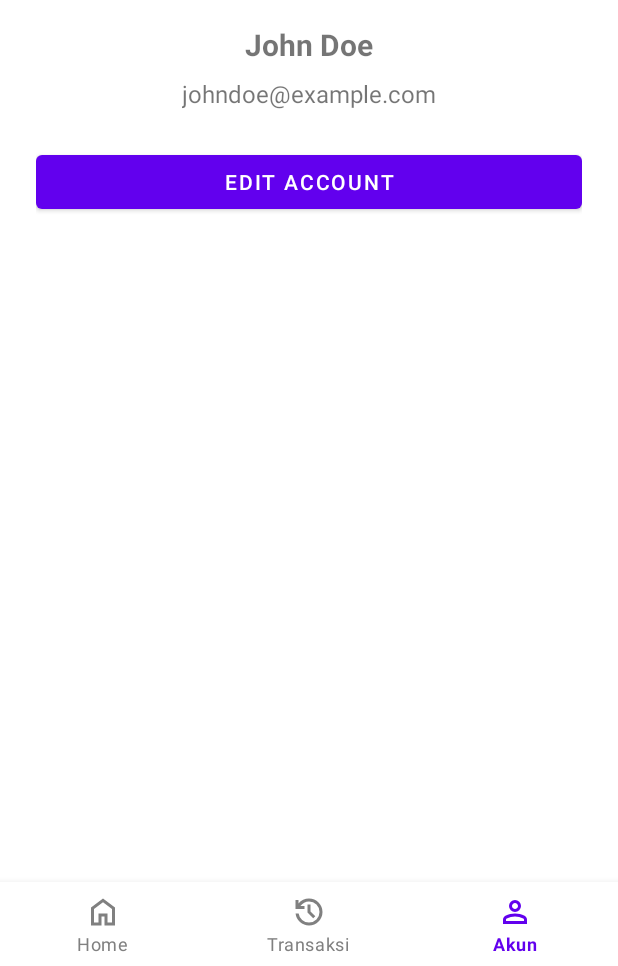
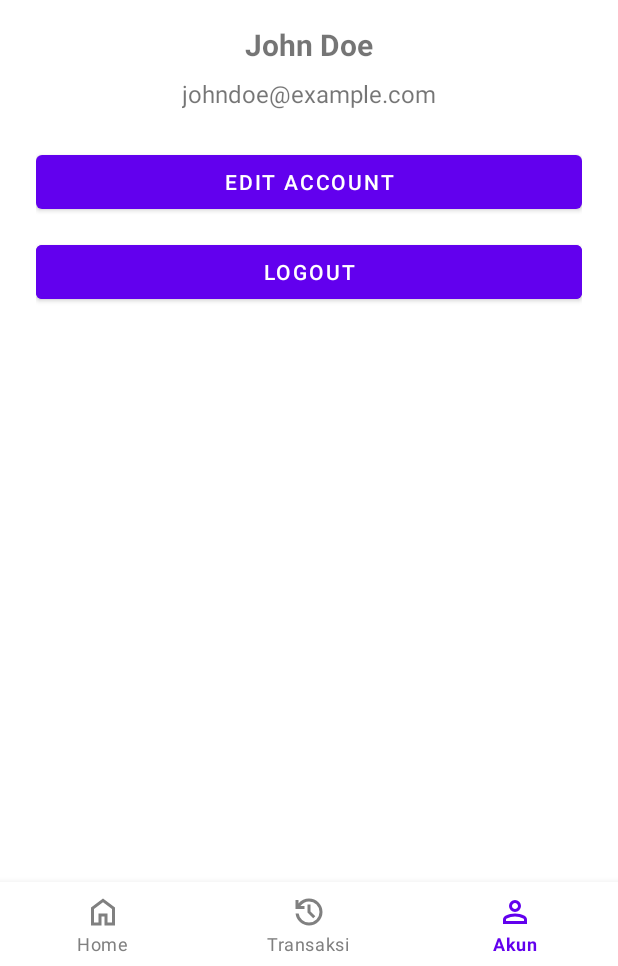
Before and after one commit to ryanradithya/miniprojectv2, an Android app: the AccountFragment screen opened through its navigation route, on a phone screen of 412 x 824 dp, the part 270-1236 px from its top. Run offline under Robolectric (Android 15) with nearby library versions, the phone set to English and light mode, and no system bars; our stand-ins replace navigation-ui.

Commit message:
Checkpoint 7: Add hardcoded login activity (user)

```diff
--- a/app/src/main/java/com/example/miniprojectv2/AccountFragment.kt
+++ b/app/src/main/java/com/example/miniprojectv2/AccountFragment.kt
@@ -1,15 +1,13 @@
 package com.example.miniprojectv2
 
+import android.content.Intent
 import android.os.Bundle
 import android.view.LayoutInflater
 import android.view.View
 import android.view.ViewGroup
-import android.widget.Button
-import android.widget.TextView
-import android.widget.Toast
+import android.widget.*
 import androidx.appcompat.app.AlertDialog
 import androidx.fragment.app.Fragment
-import android.widget.EditText
 
 class AccountFragment : Fragment() {
 
@@ -21,25 +19,23 @@ class AccountFragment : Fragment() {
 
         val tvUsername: TextView = v.findViewById(R.id.tv_username)
         val tvEmail: TextView = v.findViewById(R.id.tv_email)
-//        val btnLogout: Button = v.findViewById(R.id.btn_logout)
+        val btnLogout: Button = v.findViewById(R.id.btn_logout)
         val btnEdit: Button = v.findViewById(R.id.btn_edit)
-        val navView = requireActivity().findViewById<com.google.android.material.navigation.NavigationView>(R.id.nav_view)
-        val headerView = navView.getHeaderView(0) // 0 = index header
+
+        // Ambil header drawer (kalau ada)
+        val navView =
+            requireActivity().findViewById<com.google.android.material.navigation.NavigationView>(
+                R.id.nav_view
+            )
+        val headerView = navView.getHeaderView(0)
         val headerTitle = headerView.findViewById<TextView>(R.id.header_title)
         val headerSubtitle = headerView.findViewById<TextView>(R.id.header_subtitle)
 
-
-
-        // Data dummy akun
+        // Data dummy akun awal
         tvUsername.text = "John Doe"
         tvEmail.text = "johndoe@example.com"
 
-        // Aksi tombol logout
-//        btnLogout.setOnClickListener {
-//            Toast.makeText(requireContext(), "Logout berhasil!", Toast.LENGTH_SHORT).show()
-//        }
-
-        // Aksi tombol edit
+        // Tombol Edit
         btnEdit.setOnClickListener {
             val dialogView = LayoutInflater.from(requireContext())
                 .inflate(R.layout.dialog_edit_account, null)
@@ -47,7 +43,6 @@ class AccountFragment : Fragment() {
             val etName = dialogView.findViewById<EditText>(R.id.et_edit_name)
             val etEmail = dialogView.findViewById<EditText>(R.id.et_edit_email)
 
-            // Isi dengan data sekarang
             etName.setText(tvUsername.text)
             etEmail.setText(tvEmail.text)
 
@@ -61,13 +56,38 @@ class AccountFragment : Fragment() {
                     if (newName.isNotBlank() && newEmail.isNotBlank()) {
                         tvUsername.text = newName
                         tvEmail.text = newEmail
-                        val headerTitle = requireActivity().findViewById<TextView>(R.id.header_title)
                         headerTitle.text = newName
                         headerSubtitle.text = newEmail
-                        Toast.makeText(requireContext(), "Akun berhasil diperbarui", Toast.LENGTH_SHORT).show()
+                        Toast.makeText(
+                            requireContext(),
+                            "Akun berhasil diperbarui",
+                            Toast.LENGTH_SHORT
+                        ).show()
                     } else {
-                        Toast.makeText(requireContext(), "Nama & Email tidak boleh kosong", Toast.LENGTH_SHORT).show()
+                        Toast.makeText(
+                            requireContext(),
+                            "Nama & Email tidak boleh kosong",
+                            Toast.LENGTH_SHORT
+                        ).show()
                     }
+                }
+                .setNegativeButton("Batal", null)
+                .show()
+        }
+
+        // Tombol Logout
+        btnLogout.setOnClickListener {
+            AlertDialog.Builder(requireContext())
+                .setTitle("Konfirmasi Logout")
+                .setMessage("Apakah Anda yakin ingin logout?")
+                .setPositiveButton("Ya") { _, _ ->
+                    Toast.makeText(requireContext(), "Logout berhasil!", Toast.LENGTH_SHORT).show()
+
+                    // Arahkan ke LoginActivity
+                    val intent = Intent(requireContext(), LoginActivity::class.java)
+                    intent.flags =
+                        Intent.FLAG_ACTIVITY_NEW_TASK or Intent.FLAG_ACTIVITY_CLEAR_TASK
+                    startActivity(intent)
                 }
                 .setNegativeButton("Batal", null)
                 .show()
--- a/app/src/main/res/layout/fragment_account.xml
+++ b/app/src/main/res/layout/fragment_account.xml
@@ -6,7 +6,6 @@
     android:layout_height="match_parent"
     android:padding="24dp">
 
-    <!-- Foto profil -->
     <ImageView
         android:id="@+id/profile_image"
         android:layout_width="100dp"
@@ -15,7 +14,6 @@
         android:contentDescription="Profile Picture"
         android:layout_marginBottom="16dp" />
 
-    <!-- Nama pengguna -->
     <TextView
         android:id="@+id/tv_username"
         android:layout_width="wrap_content"
@@ -25,7 +23,6 @@
         android:textStyle="bold"
         android:layout_marginBottom="8dp"/>
 
-    <!-- Email pengguna -->
     <TextView
         android:id="@+id/tv_email"
         android:layout_width="wrap_content"
@@ -34,7 +31,6 @@
         android:textSize="16sp"
         android:layout_marginBottom="24dp"/>
 
-    <!-- Tombol edit -->
     <Button
         android:id="@+id/btn_edit"
         android:layout_width="match_parent"
@@ -42,10 +38,12 @@
         android:text="Edit Account"
         android:layout_marginBottom="12dp"/>
 
-    <!-- Tombol logout -->
-<!--    <Button-->
-<!--        android:id="@+id/btn_logout"-->
-<!--        android:layout_width="match_parent"-->
-<!--        android:layout_height="wrap_content"-->
-<!--        android:text="Logout"/>-->
+    <Button
+        android:id="@+id/btn_logout"
+        android:layout_width="match_parent"
+        android:layout_height="wrap_content"
+        android:text="Logout"
+        android:backgroundTint="@color/purple_500"
+        android:textColor="@android:color/white" />
+
 </LinearLayout>
```
Also changed, not shown: app/src/main/AndroidManifest.xml (+11 -4 lines).
